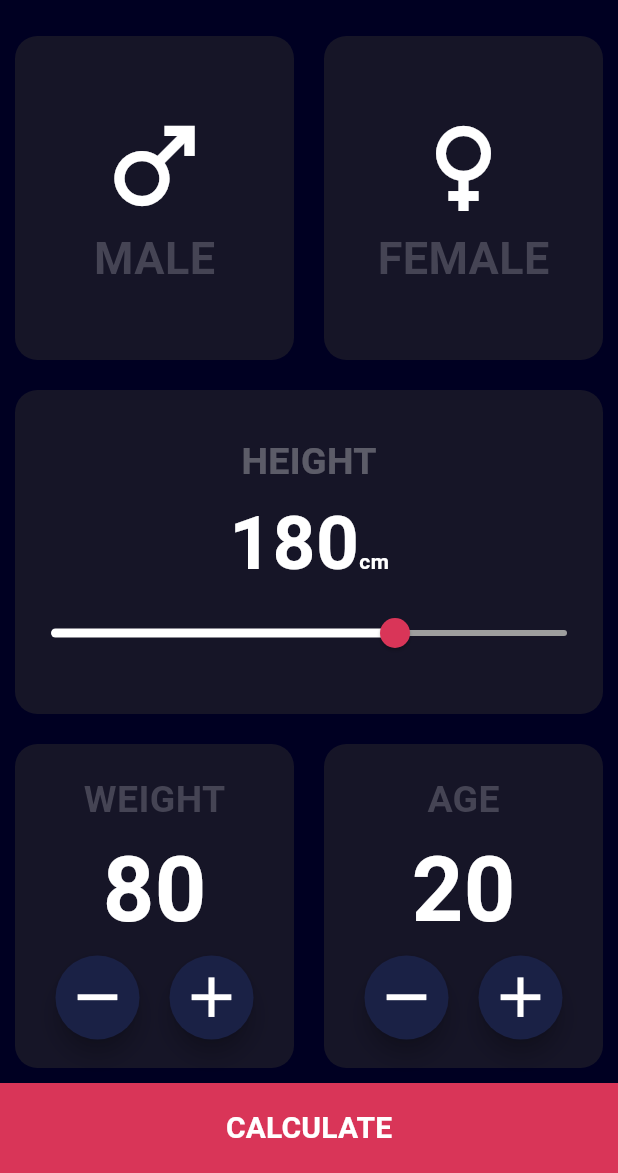
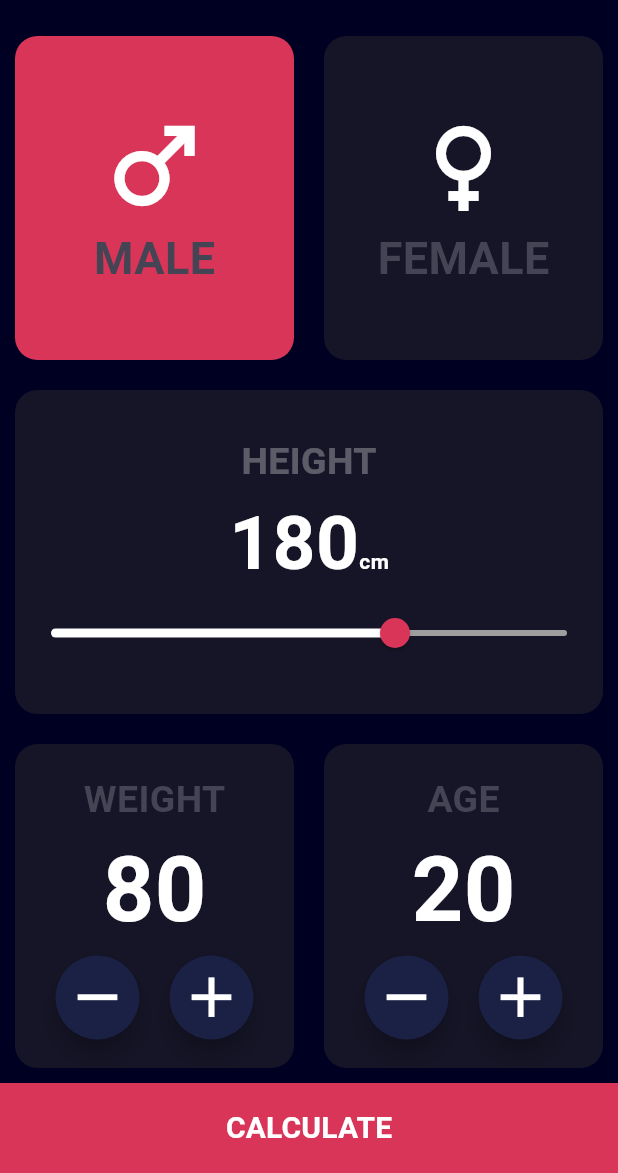
Before and after one commit to KyrillosAyman1/project, a Flutter app: the screen it shows after launch, on a phone screen of 412 x 824 dp, the part 63-1236 px from its top. Run offline on Flutter 3.47's test engine with Material 2 defaults, Android fonts, the phone set to English and light mode, and no system bars.

Commit message:
first commit

```diff
--- a/lib/BMIScreen.dart
+++ b/lib/BMIScreen.dart
@@ -1,6 +1,10 @@
 // ignore_for_file: prefer_const_constructors, prefer_const_literals_to_create_immutables
 
+import 'dart:math';
+
 import 'package:flutter/material.dart';
+import 'package:project2/ResultScreen.dart';
+import 'package:project2/UserModel.dart';
 
 class BMIScreen extends StatefulWidget {
   const BMIScreen({super.key});
@@ -10,6 +14,13 @@ class BMIScreen extends StatefulWidget {
 }
 
 class _BMIScreenState extends State<BMIScreen> {
+  String gender = "Male";
+  int weight = 80;
+  int age = 20;
+  double height = 180;
+  bool isMale = true;
+  double result = 20;
+
   @override
   Widget build(BuildContext context) {
     return Scaffold(
@@ -33,17 +44,33 @@ Expanded(
               child: Row(
                 children: [
                   Expanded(
+                    child: GestureDetector(
+                      onTap: () {
+                        setState(() {
+                          gender = "Male";
+                          isMale = true;
+                        });
+                      },
                       child: Container(
-                decoration: BoxDecoration(borderRadius: BorderRadius.circular(15),
-                color: Color(0xff161527),
+                        decoration: BoxDecoration(
+                          borderRadius: BorderRadius.circular(15),
+                          color: isMale ? Color(0xffd93558) : Color(0xff161527),
                         ),
                         child: Column(
-                  mainAxisAlignment:MainAxisAlignment.center,
+                          mainAxisAlignment: MainAxisAlignment.center,
                           children: [
-                Icon(Icons.male,size: 80,color: Colors.white,),
-                Text("MALE",
-                style: TextStyle(fontSize: 30,
-                color: Color(0XFF454454,),
+                            Icon(
+                              Icons.male,
+                              size: 80,
+                              color: Colors.white,
+                            ),
+                            Text(
+                              "MALE",
+                              style: TextStyle(
+                                fontSize: 30,
+                                color: Color(
+                                  0XFF454454,
+                                ),
                                 fontWeight: FontWeight.bold,
                               ),
                             ),
@@ -51,22 +78,252 @@ Expanded(
                         ),
                       ),
                     ),
-             SizedBox(width: 20,
+                  ),
+                  SizedBox(
+                    width: 20,
                   ),
                   Expanded(
+                    child: GestureDetector(
+                      onTap: () {
+                        setState(() {
+                          isMale = false;
+                          gender = "Female";
+                        });
+                      },
                       child: Container(
-                decoration: BoxDecoration(borderRadius: BorderRadius.circular(15),
+                        decoration: BoxDecoration(
+                          borderRadius: BorderRadius.circular(15),
+                          color: isMale ? Color(0xff161527) : Color(0xffd93558),
+                        ),
+                        child: Column(
+                          mainAxisAlignment: MainAxisAlignment.center,
+                          children: [
+                            Icon(
+                              Icons.female,
+                              size: 80,
+                              color: Colors.white,
+                            ),
+                            Text(
+                              "FEMALE",
+                              style: TextStyle(
+                                fontSize: 30,
+                                color: Color(0XFF454454),
+                                fontWeight: FontWeight.bold,
+                              ),
+                            ),
+                          ],
+                        ),
+                      ),
+                    ),
+                  ),
+                ],
+              ),
+            ),
+          ),
+          Expanded(
+            child: Padding(
+              padding: const EdgeInsets.all(10.0),
+              child: Container(
+                decoration: BoxDecoration(
+                  borderRadius: BorderRadius.circular(15),
                   color: Color(0xff161527),
                 ),
                 child: Column(
                   mainAxisAlignment: MainAxisAlignment.center,
                   children: [
-                Icon(Icons.female,size: 80,color: Colors.white,),
-                Text("FEMALE",
-                style: TextStyle(fontSize: 30,
-                color: Color(0XFF454454),
+                    Text(
+                      "HEIGHT",
+                      style: TextStyle(
+                        color: Colors.white30,
+                        fontSize: 25,
                         fontWeight: FontWeight.bold,
                       ),
+                    ),
+                    Row(
+                      mainAxisAlignment: MainAxisAlignment.center,
+                      crossAxisAlignment: CrossAxisAlignment.baseline,
+                      textBaseline: TextBaseline.alphabetic,
+                      children: [
+                        Text(
+                          "${height.toInt()}",
+                          style: TextStyle(
+                            color: Colors.white,
+                            fontWeight: FontWeight.bold,
+                            fontSize: 50,
+                          ),
+                        ),
+                        Text(
+                          "cm",
+                          style: TextStyle(
+                            color: Colors.white,
+                            fontWeight: FontWeight.bold,
+                          ),
+                        ),
+                      ],
+                    ),
+                    Slider(
+                      thumbColor: Color(0xffd93558),
+                      activeColor: Colors.white,
+                      inactiveColor: Colors.grey,
+                      value: height,
+                      onChanged: (value) {
+                        setState(() {
+                          height = value;
+                        });
+                      },
+                      min: 40,
+                      max: 250,
+                    ),
+                  ],
+                ),
+              ),
+            ),
+          ),
+          Expanded(
+            child: Padding(
+              padding: const EdgeInsets.all(10.0),
+              child: Row(
+                children: [
+                  Expanded(
+                    child: Container(
+                      decoration: BoxDecoration(
+                        borderRadius: BorderRadius.circular(15),
+                        color: Color(0xff161527),
+                      ),
+                      child: Column(
+                        mainAxisAlignment: MainAxisAlignment.center,
+                        children: [
+                          Text(
+                            "WEIGHT",
+                            style: TextStyle(
+                              fontSize: 25,
+                              color: Color(
+                                0XFF454454,
+                              ),
+                              fontWeight: FontWeight.bold,
+                            ),
+                          ),
+                          Text(
+                            "$weight",
+                            style: TextStyle(
+                              fontSize: 60,
+                              color: Colors.white,
+                              fontWeight: FontWeight.bold,
+                            ),
+                          ),
+                          Row(
+                            mainAxisAlignment: MainAxisAlignment.center,
+                            children: [
+                              FloatingActionButton(
+                                heroTag: "btn9",
+                                onPressed: () {
+                                  setState(() {
+                                    weight--;
+                                  });
+                                },
+                                child: Icon(
+                                  Icons.remove,
+                                  color: Colors.white,
+                                  size: 45,
+                                ),
+                                shape: CircleBorder(),
+                                backgroundColor:
+                                    Color.fromARGB(255, 26, 33, 69),
+                              ),
+                              SizedBox(
+                                width: 20,
+                              ),
+                              FloatingActionButton(
+                                heroTag: "btn4",
+                                onPressed: () {
+                                  setState(() {
+                                    weight++;
+                                  });
+                                },
+                                child: Icon(
+                                  Icons.add,
+                                  color: Colors.white,
+                                  size: 45,
+                                ),
+                                shape: CircleBorder(),
+                                backgroundColor:
+                                    Color.fromARGB(255, 26, 33, 69),
+                              ),
+                            ],
+                          ),
+                        ],
+                      ),
+                    ),
+                  ),
+                  SizedBox(
+                    width: 20,
+                  ),
+                  Expanded(
+                    child: Container(
+                      decoration: BoxDecoration(
+                        borderRadius: BorderRadius.circular(15),
+                        color: Color(0xff161527),
+                      ),
+                      child: Column(
+                        mainAxisAlignment: MainAxisAlignment.center,
+                        children: [
+                          Text(
+                            "AGE",
+                            style: TextStyle(
+                              fontSize: 25,
+                              color: Color(
+                                0XFF454454,
+                              ),
+                              fontWeight: FontWeight.bold,
+                            ),
+                          ),
+                          Text(
+                            "$age",
+                            style: TextStyle(
+                              fontSize: 60,
+                              color: Colors.white,
+                              fontWeight: FontWeight.bold,
+                            ),
+                          ),
+                          Row(
+                            mainAxisAlignment: MainAxisAlignment.center,
+                            children: [
+                              FloatingActionButton(
+                                heroTag: "btn8",
+                                onPressed: () {
+                                  setState(() {
+                                    age--;
+                                  });
+                                },
+                                child: Icon(
+                                  Icons.remove,
+                                  color: Colors.white,
+                                  size: 45,
+                                ),
+                                shape: CircleBorder(),
+                                backgroundColor:
+                                    Color.fromARGB(255, 26, 33, 69),
+                              ),
+                              SizedBox(
+                                width: 20,
+                              ),
+                              FloatingActionButton(
+                                heroTag: "btn7",
+                                onPressed: () {
+                                  setState(() {
+                                    age++;
+                                  });
+                                },
+                                child: Icon(
+                                  Icons.add,
+                                  color: Colors.white,
+                                  size: 45,
+                                ),
+                                shape: CircleBorder(),
+                                backgroundColor:
+                                    Color.fromARGB(255, 26, 33, 69),
+                              ),
+                            ],
                           ),
                         ],
                       ),
@@ -76,190 +333,39 @@ Expanded(
               ),
             ),
           ),
+          Container(
+            width: double.infinity,
+            height: 60,
+            color: Color(0xffd93558),
+            child: MaterialButton(
+              onPressed: () {
+                result = weight / pow(height, 100.2);
 
-Expanded(
-            child: Padding(
-              padding: const EdgeInsets.all(10.0),
-              child: Container(
-                decoration: BoxDecoration(borderRadius: BorderRadius.circular(15),
-                  color: Color(0xff161527),
-                  ),
-                child: Column(
-                  mainAxisAlignment: MainAxisAlignment.center,
-                children: [
-                  Text("HEIGHT",style: TextStyle(
-                    color: Colors.white30,
-                    fontSize:25,
-                    fontWeight: FontWeight.bold,
-                  ),),
 
-                  Row(
-                    mainAxisAlignment: MainAxisAlignment.center,
-                    crossAxisAlignment: CrossAxisAlignment.baseline,
-                    textBaseline: TextBaseline.alphabetic,
-                    children: [
-                    Text("180",style: TextStyle(
+                Navigator.push(
+                    context,
+                    MaterialPageRoute(
+                        builder: (context) => ResultScreen(
+                              userModel: UserModel(
+                                  gender: gender,
+                                  height: height,
+                                  weight: weight,
+                                  age: age,
+                                  result: result),
+                            )));
+              },
+              child: Text(
+                "CALCULATE",
+                style: TextStyle(
                   color: Colors.white,
-                      fontWeight: FontWeight.bold,
-                      fontSize: 50,
-                    ),)  ,
-                    Text("cm",style: TextStyle(
-                      color: Colors.white,
-                      fontWeight: FontWeight.bold,
-
-                    ),),
-                    ],
-                  ),
-                  Slider(
-                  thumbColor: Color(0xffd93558),
-                  activeColor: Colors.white,
-                  inactiveColor: Colors.grey,
-                  value: 180,
-                  onChanged: (value){},
-                  min: 40,
-                  max: 250,
-                  ),
-
-                ],
-                ),
-              ),
-            ),
-          ),
-
-Expanded(
-          child: Padding(
-          padding: const EdgeInsets.all(10.0),
-          child: Row(
-           children: [
-            Expanded(
-              child: Container(
-                decoration: BoxDecoration(borderRadius: BorderRadius.circular(15),
-                color: Color(0xff161527),
-                ),
-                child: Column(
-                  mainAxisAlignment:MainAxisAlignment.center,
-                children: [
-
-                Text("WEIGHT",
-                style: TextStyle(fontSize: 25,
-                color: Color(0XFF454454,),
+                  fontSize: 20,
                   fontWeight: FontWeight.bold,
                 ),
-                ),
-                 Text("80",
-                style: TextStyle(fontSize: 60,
-                color: Colors.white,
-                fontWeight: FontWeight.bold,
-                ),
-                ),
-
-                Row(
-                  mainAxisAlignment: MainAxisAlignment.center,
-                children: [
-                  FloatingActionButton(
-
-                  onPressed: (){},
-                  child: Icon(Icons.remove,color: Colors.white,size: 45,),
-                  shape: CircleBorder(),
-
-                     backgroundColor:Color.fromARGB(255, 26, 33, 69) ,
-
-                  ),
-
-                  SizedBox(
-                    width: 20,
-                  ),
-
-                   FloatingActionButton(onPressed: (){},
-                  child: Icon(Icons.add,color:
-                  Colors.white,size: 45,
-                  ),
-                   shape: CircleBorder(),
-                     backgroundColor:Color.fromARGB(255, 26, 33, 69) ,
-                  ),
-                  ],
-
-                ),
-                ],
-                ),
-              ),
-            ),
-             SizedBox(width: 20,
-             ),
-            Expanded(
-              child: Container(
-                decoration: BoxDecoration(borderRadius: BorderRadius.circular(15),
-                color: Color(0xff161527),
-                ),
-                child: Column(
-                  mainAxisAlignment:MainAxisAlignment.center,
-                children: [
-
-                Text("AGE",
-                style: TextStyle(fontSize: 25,
-                color: Color(0XFF454454,),
-                fontWeight: FontWeight.bold,
-                ),
-                ),
-                 Text("20",
-                style: TextStyle(fontSize: 60,
-                color: Colors.white,
-                fontWeight: FontWeight.bold,
-                ),
-                ),
-
-                Row(
-                  mainAxisAlignment: MainAxisAlignment.center,
-                children: [
-                  FloatingActionButton(
-
-                  onPressed: (){},
-                  child: Icon(Icons.remove,color: Colors.white,size: 45,),
-                  shape: CircleBorder(),
-
-                     backgroundColor:Color.fromARGB(255, 26, 33, 69) ,
-
-                  ),
-
-                  SizedBox(
-                    width: 20,
-                  ),
-
-                   FloatingActionButton(onPressed: (){},
-                  child: Icon(Icons.add,color:
-                  Colors.white,size: 45,
-                  ),
-                   shape: CircleBorder(),
-                     backgroundColor:Color.fromARGB(255, 26, 33, 69) ,
-                  ),
-                  ],
-
-                ),
-                ],
               ),
             ),
           ),
         ],
       ),
-    ),
-          ),
-
-
-
-Container(
-            width: double.infinity,
-            height: 60,
-            color: Color(0xffd93558),
-         child: MaterialButton(onPressed: () {},
-            child: Text("CALCULATE",style: TextStyle(
-            color: Colors.white,
-            fontSize: 20,
-            fontWeight: FontWeight.bold,
-            ),),
-            ),
-          )
-        ],
-      ),
     );
   }
 }
--- /dev/null
+++ b/lib/UserModel.dart
@@ -0,0 +1,14 @@
+class UserModel {
+  String gender;
+  int weight;
+  int age;
+  double height;
+
+  double? result;
+  UserModel(
+      {required this.gender,
+      required this.height,
+      required this.weight,
+      required this.age,
+      required this.result});
+}
--- a/lib/main.dart
+++ b/lib/main.dart
@@ -1,5 +1,6 @@
 import 'package:flutter/material.dart';
 import 'package:project2/BMIScreen.dart';
+import 'package:project2/ResultScreen.dart';
 
 void main() {
   runApp(const MyApp());
```
Also changed, not shown: lib/ResultScreen.dart (added, +121 -0 lines). Lines whose indentation alone changed are shown as unchanged.
